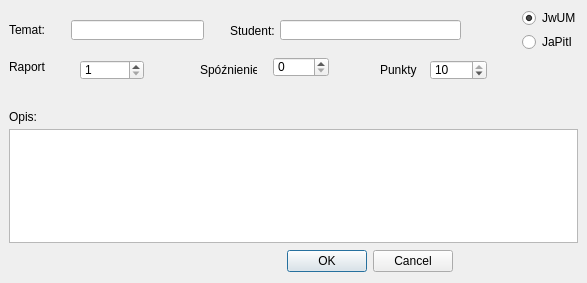
Old version of the form marks/generator.ui in the repository tgandor/meats.
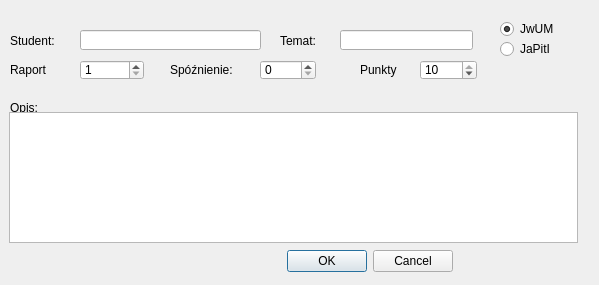
New version of the form.

Commit message: reordered fields in marks generator

```diff
--- a/marks/generator.ui
+++ b/marks/generator.ui
@@ -1,24 +1,24 @@
 <ui version="4.0" >
  <class>Dialog</class>
- <widget class="QDialog" name="Dialog" >
-  <property name="geometry" >
+ <widget class="QDialog" name="Dialog">
+  <property name="geometry">
    <rect>
     <x>0</x>
     <y>0</y>
-    <width>587</width>
-    <height>283</height>
+    <width>599</width>
+    <height>285</height>
    </rect>
   </property>
   <property name="windowTitle" >
    <string>Dialog</string>
   </property>
-  <widget class="QLabel" name="label" >
-   <property name="geometry" >
+  <widget class="QLabel" name="label">
+   <property name="geometry">
     <rect>
-     <x>9</x>
-     <y>9</y>
-     <width>56</width>
-     <height>42</height>
+     <x>280</x>
+     <y>30</y>
+     <width>51</width>
+     <height>21</height>
     </rect>
    </property>
    <property name="text" >
@@ -28,21 +28,21 @@
     <cstring>temat</cstring>
    </property>
   </widget>
-  <widget class="QLineEdit" name="temat" >
-   <property name="geometry" >
+  <widget class="QLineEdit" name="temat">
+   <property name="geometry">
     <rect>
-     <x>71</x>
-     <y>20</y>
+     <x>340</x>
+     <y>30</y>
      <width>133</width>
      <height>20</height>
     </rect>
    </property>
   </widget>
-  <widget class="QLabel" name="label_4" >
-   <property name="geometry" >
+  <widget class="QLabel" name="label_4">
+   <property name="geometry">
     <rect>
-     <x>230</x>
-     <y>10</y>
+     <x>10</x>
+     <y>20</y>
      <width>51</width>
      <height>42</height>
     </rect>
@@ -54,12 +54,12 @@
     <cstring>student</cstring>
    </property>
   </widget>
-  <widget class="QRadioButton" name="radioButton" >
-   <property name="geometry" >
+  <widget class="QRadioButton" name="radioButton">
+   <property name="geometry">
     <rect>
-     <x>522</x>
-     <y>9</y>
-     <width>56</width>
+     <x>500</x>
+     <y>20</y>
+     <width>71</width>
      <height>18</height>
     </rect>
    </property>
@@ -70,12 +70,12 @@
     <bool>true</bool>
    </property>
   </widget>
-  <widget class="QRadioButton" name="radioButton_2" >
-   <property name="geometry" >
+  <widget class="QRadioButton" name="radioButton_2">
+   <property name="geometry">
     <rect>
-     <x>522</x>
-     <y>33</y>
-     <width>56</width>
+     <x>500</x>
+     <y>40</y>
+     <width>71</width>
      <height>18</height>
     </rect>
    </property>
@@ -83,12 +83,12 @@
     <string>JaPitI</string>
    </property>
   </widget>
-  <widget class="QLabel" name="label_2" >
-   <property name="geometry" >
+  <widget class="QLabel" name="label_2">
+   <property name="geometry">
     <rect>
-     <x>9</x>
-     <y>57</y>
-     <width>126</width>
+     <x>10</x>
+     <y>60</y>
+     <width>61</width>
      <height>20</height>
     </rect>
    </property>
@@ -99,12 +99,12 @@
     <cstring>raport</cstring>
    </property>
   </widget>
-  <widget class="QLabel" name="label_3" >
-   <property name="geometry" >
+  <widget class="QLabel" name="label_3">
+   <property name="geometry">
     <rect>
-     <x>200</x>
+     <x>170</x>
      <y>60</y>
-     <width>57</width>
+     <width>71</width>
      <height>20</height>
     </rect>
    </property>
@@ -115,11 +115,11 @@
     <cstring>spozn</cstring>
    </property>
   </widget>
-  <widget class="QSpinBox" name="spozn" >
-   <property name="geometry" >
+  <widget class="QSpinBox" name="spozn">
+   <property name="geometry">
     <rect>
-     <x>273</x>
-     <y>57</y>
+     <x>260</x>
+     <y>60</y>
      <width>56</width>
      <height>20</height>
     </rect>
@@ -128,10 +128,10 @@
     <number>10</number>
    </property>
   </widget>
-  <widget class="QLabel" name="label_6" >
-   <property name="geometry" >
+  <widget class="QLabel" name="label_6">
+   <property name="geometry">
     <rect>
-     <x>380</x>
+     <x>360</x>
      <y>60</y>
      <width>56</width>
      <height>20</height>
@@ -144,10 +144,10 @@
     <cstring>punkty</cstring>
    </property>
   </widget>
-  <widget class="QSpinBox" name="punkty" >
-   <property name="geometry" >
+  <widget class="QSpinBox" name="punkty">
+   <property name="geometry">
     <rect>
-     <x>430</x>
+     <x>420</x>
      <y>60</y>
      <width>57</width>
      <height>20</height>
@@ -160,11 +160,11 @@
     <number>10</number>
    </property>
   </widget>
-  <widget class="QLabel" name="label_5" >
-   <property name="geometry" >
+  <widget class="QLabel" name="label_5">
+   <property name="geometry">
     <rect>
-     <x>9</x>
-     <y>109</y>
+     <x>10</x>
+     <y>100</y>
      <width>56</width>
      <height>16</height>
     </rect>
@@ -176,13 +176,13 @@
     <cstring>ocena</cstring>
    </property>
   </widget>
-  <widget class="QPlainTextEdit" name="ocena" >
-   <property name="geometry" >
+  <widget class="QPlainTextEdit" name="ocena">
+   <property name="geometry">
     <rect>
      <x>9</x>
-     <y>129</y>
+     <y>112</y>
      <width>569</width>
-     <height>114</height>
+     <height>131</height>
     </rect>
    </property>
   </widget>
@@ -202,11 +202,11 @@
     <set>QDialogButtonBox::Cancel|QDialogButtonBox::Ok</set>
    </property>
   </widget>
-  <widget class="QLineEdit" name="student" >
-   <property name="geometry" >
+  <widget class="QLineEdit" name="student">
+   <property name="geometry">
     <rect>
-     <x>280</x>
-     <y>20</y>
+     <x>80</x>
+     <y>30</y>
      <width>181</width>
      <height>20</height>
     </rect>
```
Left out of the diff: 75 changed lines with no effect on the pictures. The commit also changes 1 other file.
